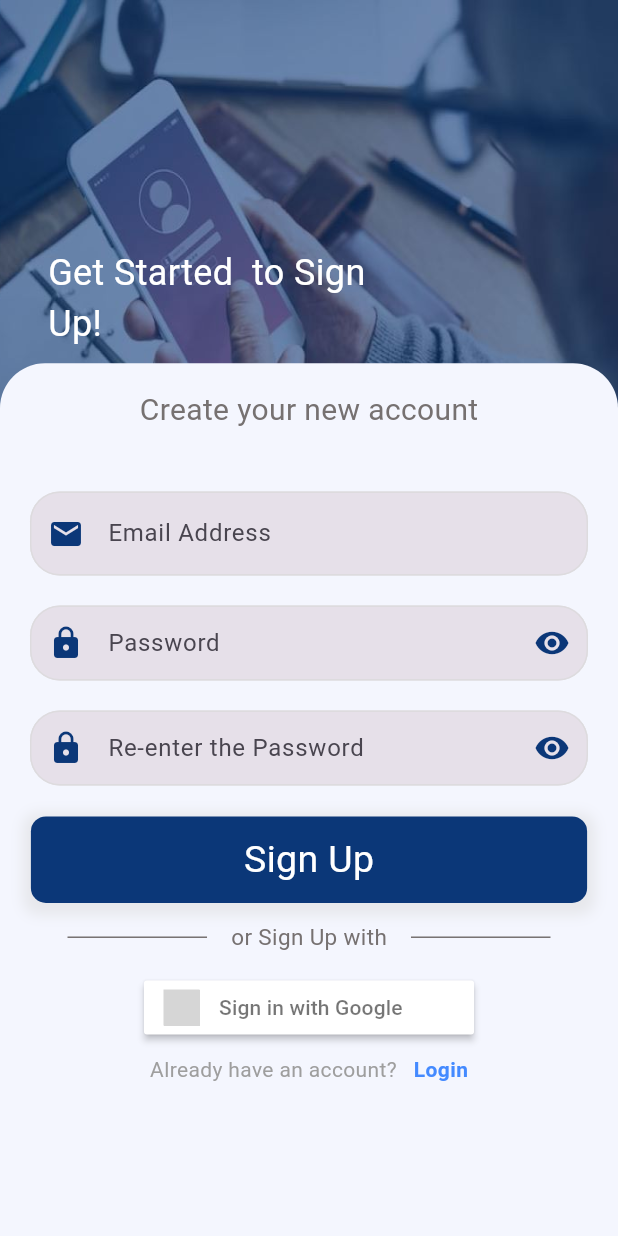
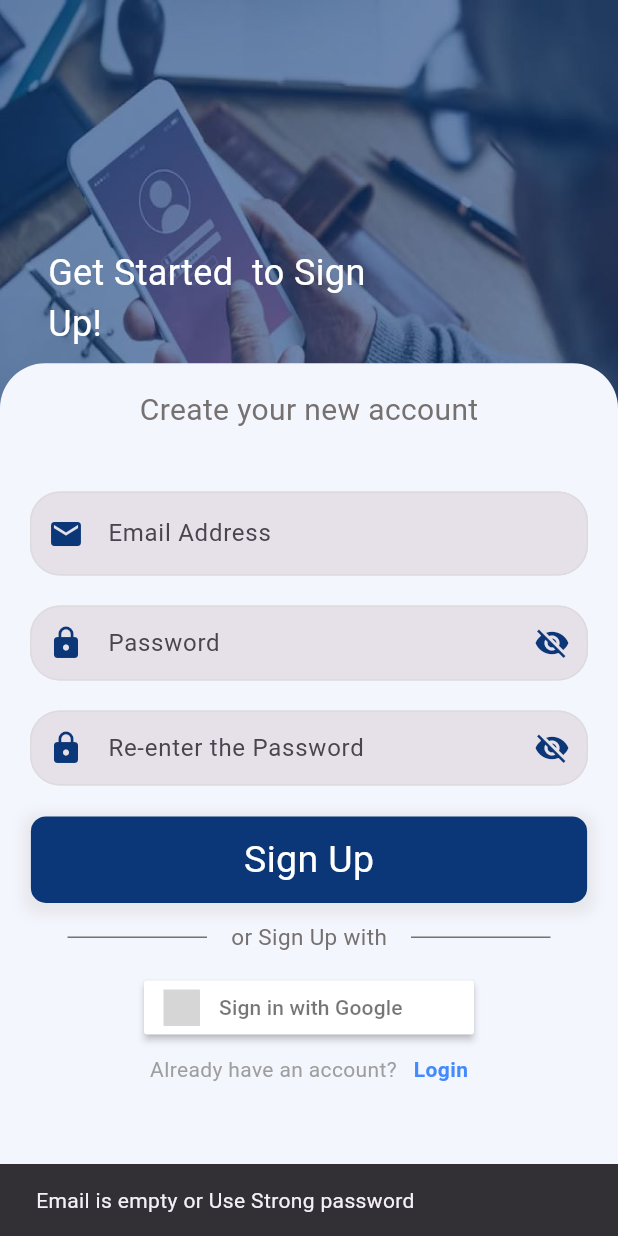
Before and after one commit to Chathurangi67herath/Mini-Project---Termomete, a Flutter app: the SignupPage screen opened by its route, after a tap on "Sign Up", on a phone screen of 412 x 824 dp. Run offline on Flutter 3.47's test engine with Material 3 defaults, Android fonts, the phone set to English and light mode, and no system bars; our stand-ins replace cloud_firestore, email_validator, firebase_auth, firebase_core, firebase_database, firebase_messaging and 7 more; accounts and stored records are empty; Roboto replaces fonts that are missing (Lemon-Regular, Poppins-Bold); grey boxes are pictures that could not be loaded.

Commit message:
change homepage

```diff
--- a/lib/screens/login.dart
+++ b/lib/screens/login.dart
@@ -129,7 +129,9 @@ class _LoginPageState extends State<LoginPage> {
                           Checkbox(
                             value: rememberMe,
                             onChanged: (newValue) {
-                              rememberMe = newValue!;
+                              setState(() {
+                                rememberMe = newValue!;
+                              });
                             },
                             shape: CircleBorder(),
                             activeColor: Colors.blue,
@@ -171,7 +173,7 @@ class _LoginPageState extends State<LoginPage> {
                                 email: _emailController.text,
                                 password: _passwordController.text);
 
-                            login.login();
+                            login.login(context);
                           } else {
                             debugPrint("Email is empty or password is incalid");
                           }
--- a/lib/screens/signup.dart
+++ b/lib/screens/signup.dart
@@ -1,6 +1,7 @@
 import 'package:email_validator/email_validator.dart';
 import 'package:flutter/material.dart';
 import 'package:termomete/services/signUp_func.dart';
+import 'package:termomete/widget/Snackbar.dart';
 
 import '/widget/Custom_button.dart';
 import '/widget/Custom_passwordInput.dart';
@@ -142,10 +143,18 @@ class _SignupPageState extends State<SignupPage> {
                                   password: _passwordController.text);
                               await signup.signUp();
                             } else {
-                              debugPrint('Password doesnt match');
+                              ShowSnackBar(
+                                      data: 'Password doesnt match',
+                                      context: context)
+                                  .showSnack();
+                              // debugPrint('Password doesnt match');
                             }
                           } else {
-                            debugPrint('Email is empty or Use Strong password');
+                            ShowSnackBar(
+                                    data:
+                                        'Email is empty or Use Strong password',
+                                    context: context)
+                                .showSnack();
                           }
                         },
                         buttonText: 'Sign Up',
--- a/lib/services/login_func.dart
+++ b/lib/services/login_func.dart
@@ -2,6 +2,7 @@ import 'package:firebase_auth/firebase_auth.dart';
 import 'package:flutter/material.dart';
 import 'package:termomete/model/user.dart';
 import 'package:termomete/services/create_user.dart';
+import 'package:termomete/widget/Snackbar.dart';
 import '../main.dart';
 
 class LoginFunction {
@@ -11,7 +12,7 @@ class LoginFunction {
   LoginFunction(
       {required this.email, required this.password, required this.context});
 
-  Future login() async {
+  Future login(BuildContext context) async {
     showDialog(
         context: context,
         builder: (context) => Center(
@@ -21,7 +22,11 @@ class LoginFunction {
       final auth = FirebaseAuth.instance;
       await auth.signInWithEmailAndPassword(email: email, password: password);
     } on FirebaseAuthException catch (e) {
-      print(e);
+      if (e.code == "wrong-password") {
+        ShowSnackBar(data: "Password is wrong", context: context).showSnack();
+      } else if (e.code == "user-not-found") {
+        ShowSnackBar(data: "Email not found", context: context).showSnack();
+      }
     }
 
     navigatorKey.currentState!.popUntil((route) => route.isFirst);
--- a/lib/widget/Custom_passwordInput.dart
+++ b/lib/widget/Custom_passwordInput.dart
@@ -66,7 +66,7 @@ class _PasswordInputState extends State<PasswordInput> {
           border: OutlineInputBorder(borderRadius: BorderRadius.circular(20)),
           suffixIcon: IconButton(
             icon:
-                Icon(passwordVisible ? Icons.visibility : Icons.visibility_off),
+                Icon(passwordVisible ? Icons.visibility_off : Icons.visibility),
             color: Color.fromRGBO(11, 55, 120, 1),
             onPressed: () {
               setState(
--- /dev/null
+++ b/lib/widget/Snackbar.dart
@@ -0,0 +1,12 @@
+import 'package:flutter/material.dart';
+
+class ShowSnackBar {
+  final String data;
+  final BuildContext context;
+  const ShowSnackBar({required this.data, required this.context});
+
+  void showSnack() {
+    final snackBar = SnackBar(content: Text(data));
+    ScaffoldMessenger.of(context).showSnackBar(snackBar);
+  }
+}
--- a/pubspec.yaml
+++ b/pubspec.yaml
@@ -37,6 +37,7 @@ dependencies:
   provider: ^6.0.5
   cloud_firestore: ^4.9.1
   firebase_storage: ^11.2.6
+  syncfusion_flutter_gauges: ^23.2.7
 
   # page indicator
   smooth_page_indicator: ^1.0.0+2
```
Also changed, not shown: lib/screens/home.dart (+5 -8 lines), lib/widget/HomeCard.dart (added, +53 -0 lines), lib/widget/TempMeter.dart (added, +240 -0 lines), lib/widget/Temparature_condition.dart (+9 -0 lines), pubspec.lock, 1 other file.
